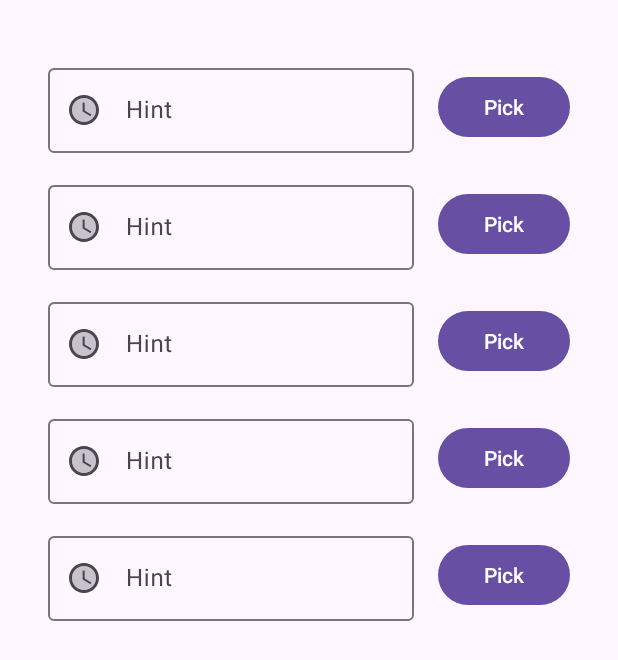
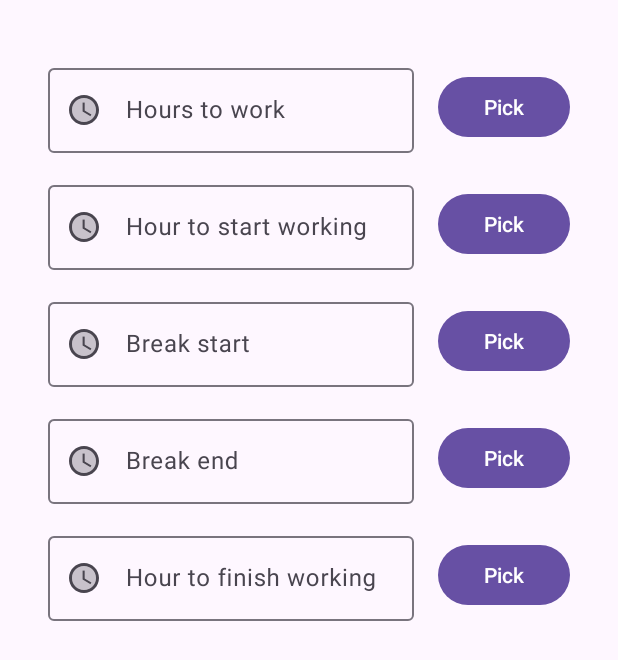
Before and after one commit to Bleeping-Dragon/Twiftly, an Android app: the WorkingHoursPage screen opened through its navigation route, on a phone screen of 412 x 824 dp. Shown: the top 660 px of the screen. Run offline under Robolectric (Android 15) with nearby library versions, the phone set to English and light mode, and no system bars.

Commit message:
Added hints.

```diff
--- a/app/src/main/java/com/bleepingdragon/twiftly/WorkingHoursPage.kt
+++ b/app/src/main/java/com/bleepingdragon/twiftly/WorkingHoursPage.kt
@@ -43,27 +43,37 @@ class WorkingHoursPage : Fragment() {
         //Inflate the layout for this fragment
         _binding = FragmentWorkingHoursPageBinding.inflate(inflater, container, false)
 
+        binding.hoursToWorkLayout.textInputLayout.hint = "Hours to work"
         binding.hoursToWorkLayout.pickerButton.setOnClickListener {
             pickTimeForInput(binding.hoursToWorkLayout.textInputLayout)
         }
 
+        binding.startAtLayout.textInputLayout.hint = "Hour to start working"
         binding.startAtLayout.pickerButton.setOnClickListener {
             pickTimeForInput(binding.startAtLayout.textInputLayout)
         }
 
+        binding.breakStartLayout.textInputLayout.hint = "Break start"
         binding.breakStartLayout.pickerButton.setOnClickListener {
             pickTimeForInput(binding.breakStartLayout.textInputLayout)
         }
 
+        binding.breakEndLayout.textInputLayout.hint = "Break end"
         binding.breakEndLayout.pickerButton.setOnClickListener {
             pickTimeForInput(binding.breakEndLayout.textInputLayout)
         }
 
+        binding.finishAtLayout.textInputLayout.hint = "Hour to finish working"
         binding.finishAtLayout.pickerButton.setOnClickListener {
             pickTimeForInput(binding.finishAtLayout.textInputLayout)
         }
 
         return binding.root
+    }
+
+    override fun onViewCreated(view: View, savedInstanceState: Bundle?) {
+        super.onViewCreated(view, savedInstanceState)
+
     }
 
 
--- a/app/src/main/res/layout/fragment_working_hours_page.xml
+++ b/app/src/main/res/layout/fragment_working_hours_page.xml
@@ -21,8 +21,7 @@
         app:layout_constraintTop_toTopOf="parent">
 
         <include layout="@layout/hours_setting_layout"
-            android:id="@+id/hoursToWorkLayout"
-            android:hint="Hours to work">
+            android:id="@+id/hoursToWorkLayout">
         </include>
 
         <include layout="@layout/hours_setting_layout"
--- a/gradle.properties
+++ b/gradle.properties
@@ -21,3 +21,4 @@ kotlin.code.style=official
 # resources declared in the library itself and none from the library's dependencies,
 # thereby reducing the size of the R class for that library
 android.nonTransitiveRClass=true
+org.gradle.configuration-cache=true
```
